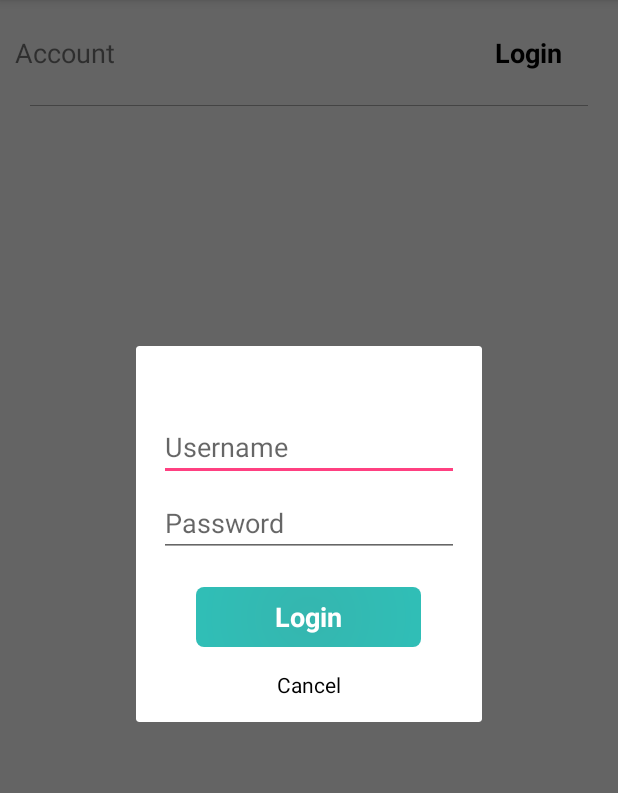
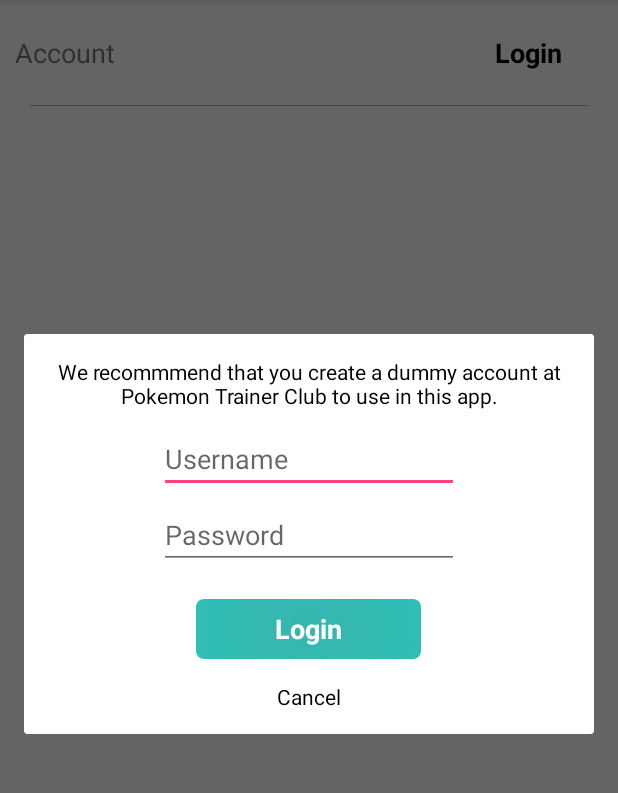
Before and after one commit to jersak/PokeLoc, an Android app: the SettingsActivity screen opened directly, with no data from a screen before it, after a tap on "Login", on a phone screen of 412 x 824 dp, the part 84-877 px from its top. Run offline under Robolectric (Android 15) with nearby library versions, the phone set to English and light mode, and no system bars; libraries missing offline, so code that uses them is left out: com.pokegoapi.api; 2 statements that could not run were skipped.

Commit message:
Ajustes nas strings

```diff
--- a/app/src/main/res/layout/dialog_login.xml
+++ b/app/src/main/res/layout/dialog_login.xml
@@ -12,6 +12,7 @@
         android:layout_width="wrap_content"
         android:layout_height="wrap_content"
         android:gravity="center"
+        android:text="@string/disclaimer"
         android:textColor="@android:color/black"/>
 
     <EditText
--- a/app/src/main/res/values/strings.xml
+++ b/app/src/main/res/values/strings.xml
@@ -5,7 +5,7 @@
     <string name="login">Login</string>
     <string name="username">Username</string>
     <string name="password">Password</string>
-    <string name="disclaimer">Não utilize sua conta principal pois existe o risco de ser banida.</string>
+    <string name="disclaimer">We recommmend that you create a dummy account at Pokemon Trainer Club to use in this app.</string>
     <string name="empty_fields">Missing information</string>
     <string name="login_loading">Loading&#8230;</string>
     <string name="login_failed_try_again">Login failed, try again.</string>
```
Also changed, not shown: 1 other file.
